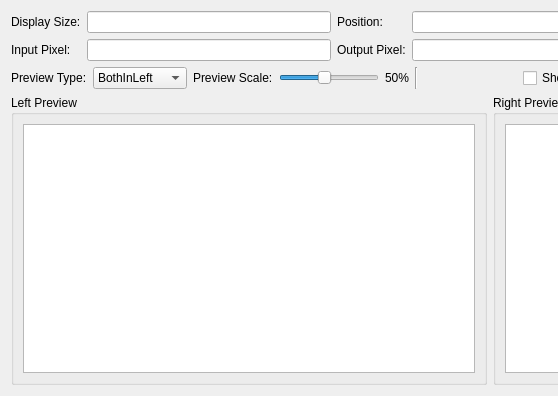
First picture: the form in script/verify_tool_app/ui/io_preview_ui.ui, repository FaiScofield/hwpq_verify, before the edit; both pictures show x 0 to 558 and y 0 to 396 of the 980 by 396 pixel window.
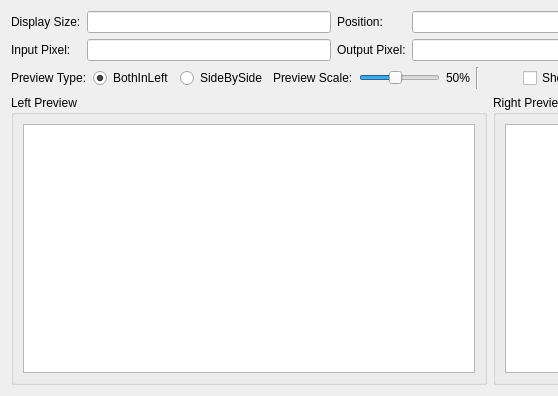
Second picture: the form after the edit.

The edit to the form file:
```diff
--- a/script/verify_tool_app/ui/io_preview_ui.ui
+++ b/script/verify_tool_app/ui/io_preview_ui.ui
@@ -98,17 +98,20 @@
       </widget>
      </item>
      <item>
-      <widget class="QComboBox" name="comboBox_preview_type">
-       <item>
+      <widget class="QRadioButton" name="radioButton_preview_bothInLeft">
         <property name="text">
          <string>BothInLeft</string>
         </property>
+       <property name="checked">
+        <bool>true</bool>
+       </property>
+      </widget>
        </item>
        <item>
+      <widget class="QRadioButton" name="radioButton_preview_sideBySide">
         <property name="text">
          <string>SideBySide</string>
         </property>
-       </item>
       </widget>
      </item>
      <item>
```
Lines whose indentation alone changed are shown as unchanged.
